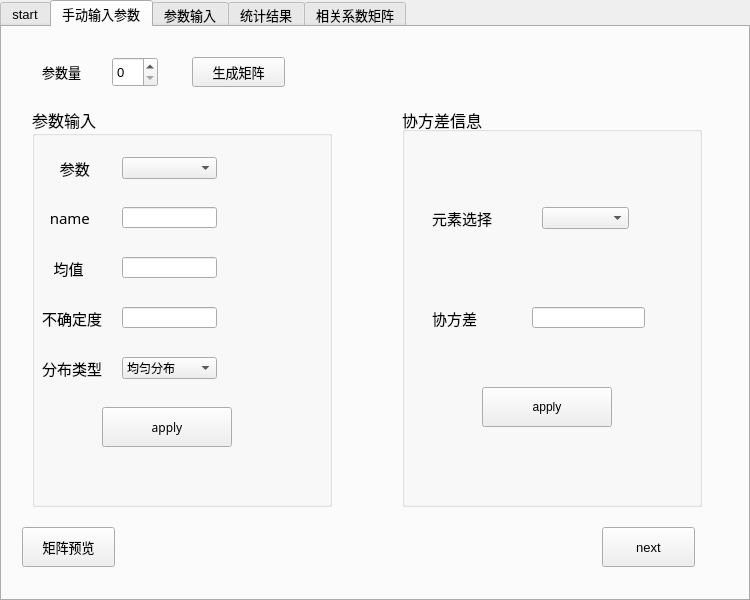
Above: 7_10_CUSA/widget.ui from MaoXi/Qt_Learning before the change. Below: the same form after it.
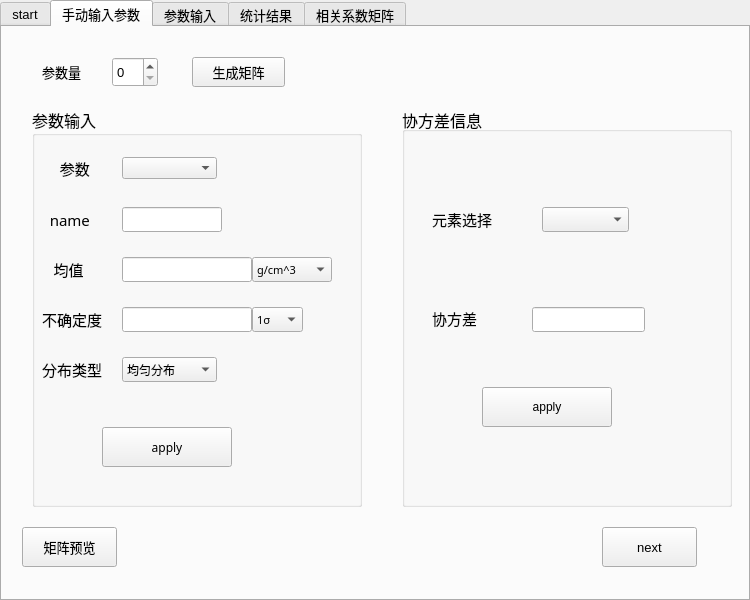
That is the form after the change. The open tabs and pages were chosen to show the change.

Diff of the .ui file:
```diff
--- a/7_10_CUSA/widget.ui
+++ b/7_10_CUSA/widget.ui
@@ -126,7 +126,7 @@
       <rect>
        <x>30</x>
        <y>80</y>
-       <width>300</width>
+       <width>330</width>
        <height>400</height>
       </rect>
      </property>
@@ -173,8 +173,8 @@
        <rect>
         <x>90</x>
         <y>100</y>
-        <width>95</width>
-        <height>21</height>
+        <width>100</width>
+        <height>25</height>
        </rect>
       </property>
      </widget>
@@ -184,7 +184,7 @@
         <x>10</x>
         <y>100</y>
         <width>72</width>
-        <height>22</height>
+        <height>25</height>
        </rect>
       </property>
       <property name="font">
@@ -204,7 +204,7 @@
         <x>10</x>
         <y>150</y>
         <width>72</width>
-        <height>22</height>
+        <height>25</height>
        </rect>
       </property>
       <property name="font">
@@ -223,7 +223,7 @@
         <x>10</x>
         <y>200</y>
         <width>72</width>
-        <height>22</height>
+        <height>25</height>
        </rect>
       </property>
       <property name="font">
@@ -241,8 +241,8 @@
        <rect>
         <x>90</x>
         <y>150</y>
-        <width>95</width>
-        <height>21</height>
+        <width>130</width>
+        <height>25</height>
        </rect>
       </property>
      </widget>
@@ -251,8 +251,8 @@
        <rect>
         <x>90</x>
         <y>200</y>
-        <width>95</width>
-        <height>21</height>
+        <width>130</width>
+        <height>25</height>
        </rect>
       </property>
      </widget>
@@ -262,7 +262,7 @@
         <x>10</x>
         <y>250</y>
         <width>72</width>
-        <height>22</height>
+        <height>25</height>
        </rect>
       </property>
       <property name="font">
@@ -281,7 +281,7 @@
         <x>90</x>
         <y>250</y>
         <width>95</width>
-        <height>22</height>
+        <height>25</height>
        </rect>
       </property>
       <property name="font">
@@ -305,7 +305,7 @@
       <property name="geometry">
        <rect>
         <x>70</x>
-        <y>300</y>
+        <y>320</y>
         <width>130</width>
         <height>40</height>
        </rect>
@@ -320,13 +320,63 @@
        <string>apply</string>
       </property>
      </widget>
+     <widget class="QComboBox" name="comboBox_7">
+      <property name="geometry">
+       <rect>
+        <x>220</x>
+        <y>150</y>
+        <width>80</width>
+        <height>25</height>
+       </rect>
+      </property>
+      <property name="font">
+       <font>
+        <pointsize>8</pointsize>
+       </font>
+      </property>
+      <item>
+       <property name="text">
+        <string>g/cm^3</string>
+       </property>
+      </item>
+     </widget>
+     <widget class="QComboBox" name="comboBox_8">
+      <property name="geometry">
+       <rect>
+        <x>220</x>
+        <y>200</y>
+        <width>51</width>
+        <height>25</height>
+       </rect>
+      </property>
+      <property name="font">
+       <font>
+        <pointsize>8</pointsize>
+       </font>
+      </property>
+      <item>
+       <property name="text">
+        <string>1σ</string>
+       </property>
+      </item>
+      <item>
+       <property name="text">
+        <string>2σ</string>
+       </property>
+      </item>
+      <item>
+       <property name="text">
+        <string>3σ</string>
+       </property>
+      </item>
+     </widget>
     </widget>
     <widget class="QGroupBox" name="groupBox_2">
      <property name="geometry">
       <rect>
        <x>400</x>
        <y>80</y>
-       <width>300</width>
+       <width>330</width>
        <height>400</height>
       </rect>
      </property>
@@ -345,7 +395,7 @@
         <x>140</x>
         <y>100</y>
         <width>87</width>
-        <height>22</height>
+        <height>25</height>
        </rect>
       </property>
      </widget>
@@ -355,7 +405,7 @@
         <x>30</x>
         <y>100</y>
         <width>72</width>
-        <height>22</height>
+        <height>25</height>
        </rect>
       </property>
       <property name="font">
@@ -374,7 +424,7 @@
         <x>130</x>
         <y>200</y>
         <width>113</width>
-        <height>21</height>
+        <height>25</height>
        </rect>
       </property>
      </widget>
@@ -420,7 +470,7 @@
       <rect>
        <x>20</x>
        <y>500</y>
-       <width>93</width>
+       <width>95</width>
        <height>40</height>
       </rect>
      </property>
@@ -433,7 +483,7 @@
       <rect>
        <x>600</x>
        <y>500</y>
-       <width>93</width>
+       <width>95</width>
        <height>40</height>
       </rect>
      </property>
```
Left out of the diff: 68 changed lines with no effect on the pictures.
